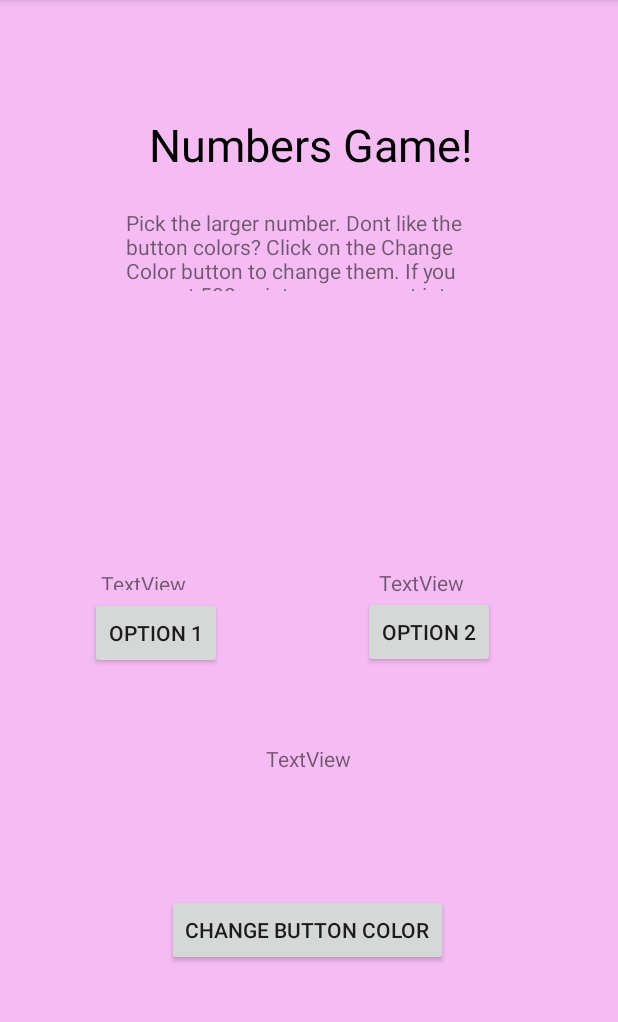
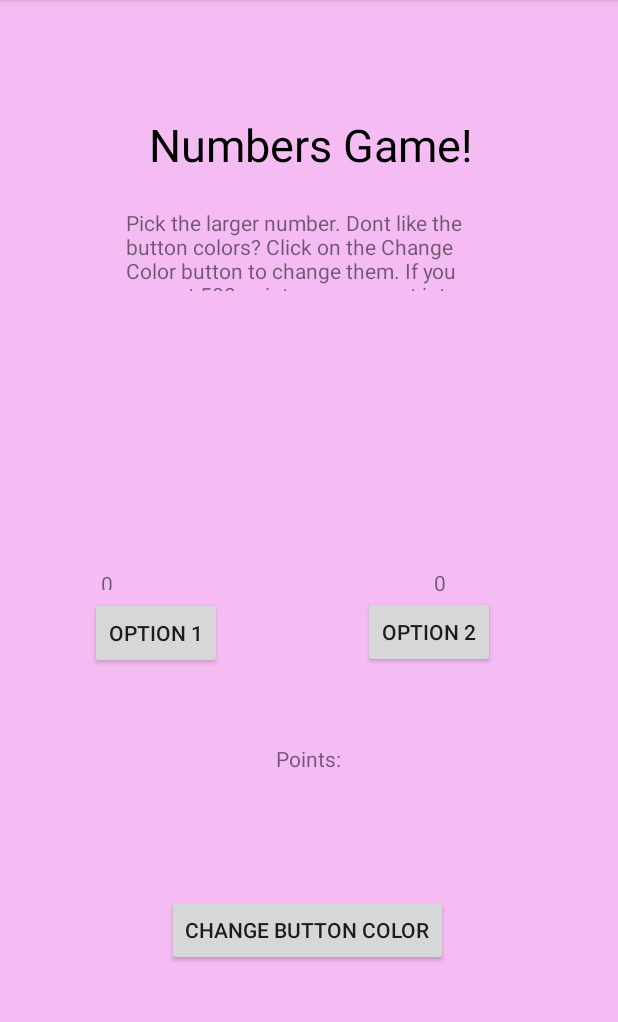
Before and after one commit to amanroa/Custom_App, an Android app: the screen it shows after launch (MainActivity), on a phone screen of 412 x 824 dp, the part 84-1106 px from its top. Run offline under Robolectric (Android 15) with nearby library versions, the phone set to English and light mode, and no system bars.

Commit message:
6b- I worked on my layout by adding buttons and TextViews. I also added some onClick methods which change the value of the points based on which button is chosen.
I added a method to generate random numbers from 1-10, which I had to do research on. My app has many bugs that I tried to fix.

```diff
--- a/app/src/main/res/layout/game.xml
+++ b/app/src/main/res/layout/game.xml
@@ -47,7 +47,7 @@
         android:id="@+id/num1"
         android:layout_width="68dp"
         android:layout_height="14dp"
-        android:text="TextView"
+        android:text="0"
         app:layout_constraintBottom_toBottomOf="parent"
         app:layout_constraintEnd_toEndOf="parent"
         app:layout_constraintHorizontal_bias="0.148"
@@ -59,7 +59,7 @@
         android:id="@+id/num2"
         android:layout_width="wrap_content"
         android:layout_height="wrap_content"
-        android:text="TextView"
+        android:text="0"
         app:layout_constraintBottom_toBottomOf="parent"
         app:layout_constraintEnd_toEndOf="parent"
         app:layout_constraintHorizontal_bias="0.747"
@@ -71,7 +71,7 @@
         android:id="@+id/points_txt"
         android:layout_width="wrap_content"
         android:layout_height="wrap_content"
-        android:text="TextView"
+        android:text="Points:"
         app:layout_constraintBottom_toBottomOf="parent"
         app:layout_constraintEnd_toEndOf="parent"
         app:layout_constraintStart_toStartOf="parent"
```
Also changed, not shown: app/src/main/java/com/manroaaashni/custom_app/MainActivity.java (+20 -1 lines).
